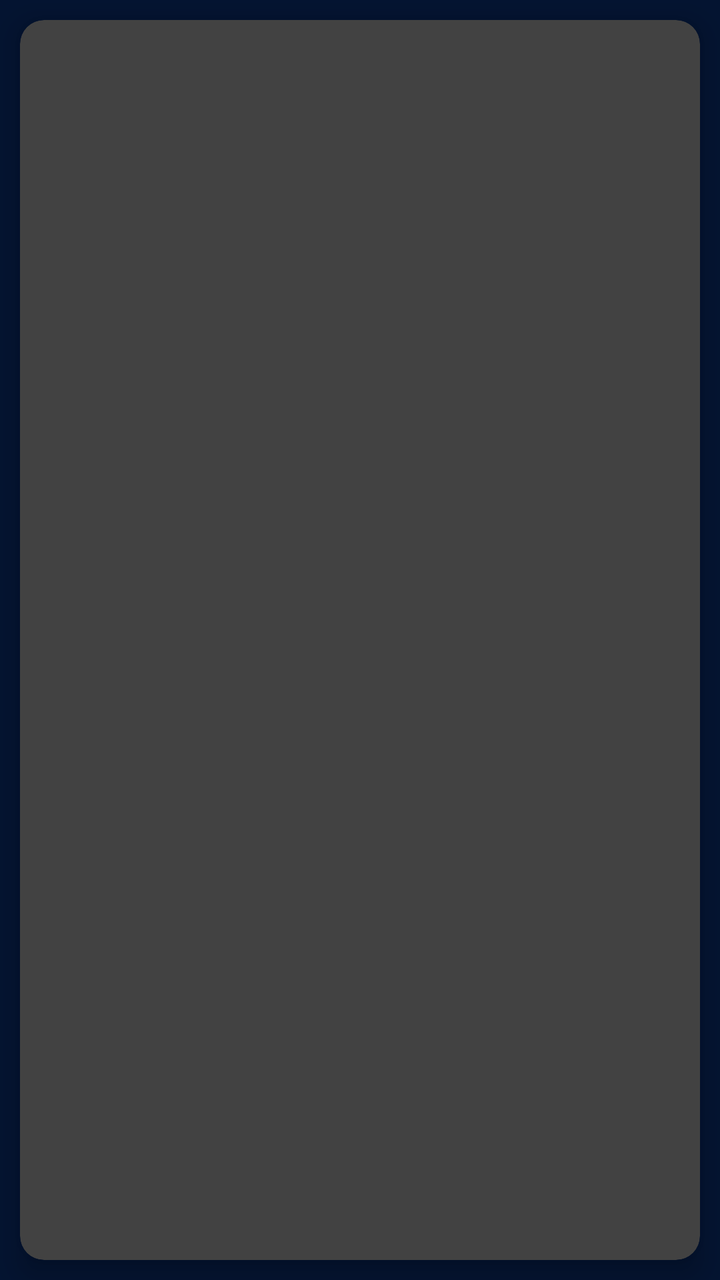
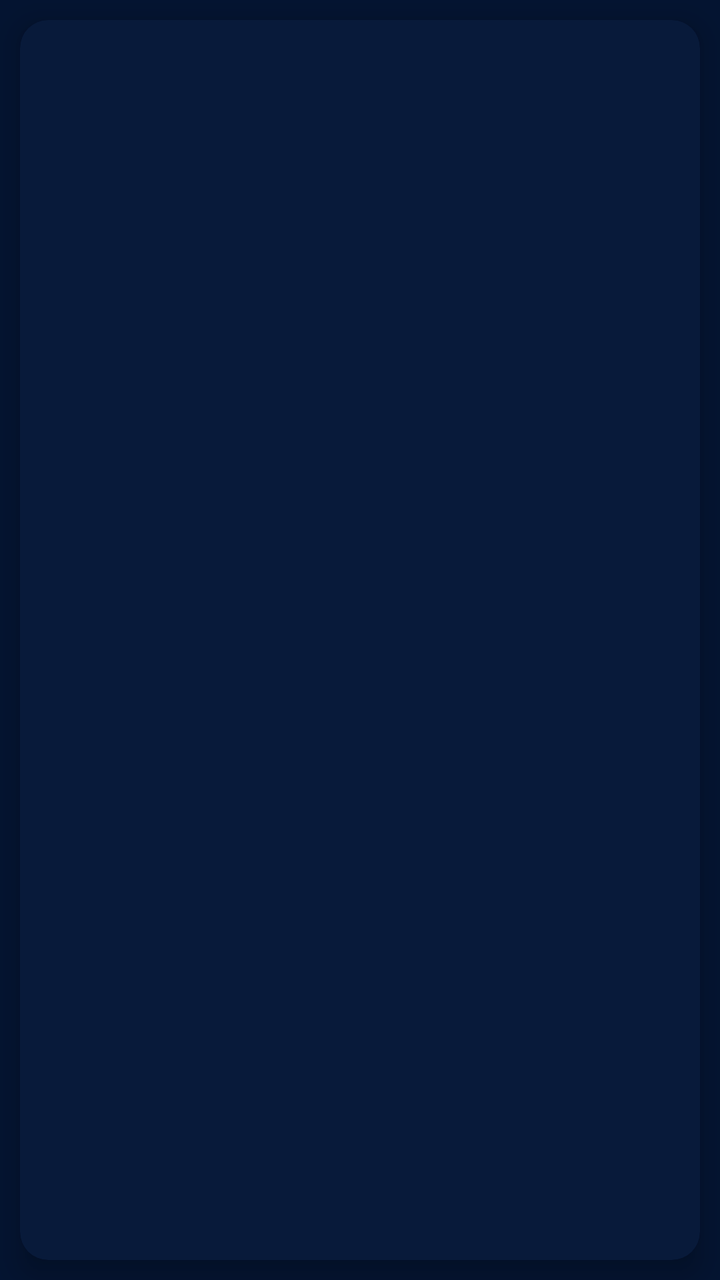

An Android layout rendered at two revisions. The XML below is the earlier revision; the diff shows what the commit changed to produce the second picture.
<!-- AndroidManifest.xml: application theme AppTheme -->
<!-- res/layout/app_grid_item.xml -->
<?xml version="1.0" encoding="utf-8"?>

<RelativeLayout xmlns:android="http://schemas.android.com/apk/res/android"
    xmlns:app="http://schemas.android.com/apk/res-auto"
    android:layout_width="170dp"
    android:layout_height="220dp">

    <androidx.cardview.widget.CardView
        android:layout_width="match_parent"
        android:layout_height="match_parent"
        android:layout_margin="10dp"
        app:cardCornerRadius="12dp"
        app:cardElevation="8dp"
        app:cardMaxElevation="8dp">

        <ImageView
            android:id="@+id/grid_image"
            android:layout_width="match_parent"
            android:layout_height="match_parent"
            android:cropToPadding="false"
            android:scaleType="centerCrop" />

        <RelativeLayout
            android:id="@+id/grid_mask"
            android:layout_width="match_parent"
            android:layout_height="match_parent">

            <ImageView
                android:id="@+id/grid_overlay"
                android:layout_width="50dp"
                android:layout_height="50dp"
                android:layout_centerHorizontal="true"
                android:layout_marginTop="50dp" />

            <TextView
                android:id="@+id/grid_text"
                android:layout_width="match_parent"
                android:layout_height="match_parent"
                android:layout_below="@id/grid_overlay"
                android:layout_margin="5dp"
                android:gravity="center|center_vertical"
                android:background="#00FFFFFF"
                android:textAlignment="center"
                android:textSize="18sp" />
        </RelativeLayout>

    </androidx.cardview.widget.CardView>
</RelativeLayout>
<!-- resources referenced by this layout -->
<resources>
  <style name="AppTheme" parent="AppBaseTheme">
          
          <item name="android:windowActionBar">false</item>
          <item name="android:windowNoTitle">true</item>
          <item name="android:statusBarColor">@color/ts_navy</item>
          <item name="android:navigationBarColor">@color/ts_navy</item>
          <item name="android:colorBackground">@color/ts_navy</item>
          <item name="android:windowBackground">@color/ts_navy</item>
      </style>
  <style name="AppBaseTheme" parent="Theme.MaterialComponents.NoActionBar">
          
          <item name="colorPrimary">@color/ts_accent</item>
          <item name="colorPrimaryVariant">@color/ts_blue</item>
          <item name="colorOnPrimary">@color/ts_navy</item>
          <item name="colorSecondary">@color/ts_accent</item>
          <item name="colorOnSecondary">@color/ts_navy</item>
          <item name="colorSurface">@color/ts_surface</item>
          <item name="colorOnSurface">@color/ts_text</item>
          <item name="colorAccent">@color/ts_accent</item>
          
          <item name="android:alertDialogTheme">@style/TunaDialog</item>
          <item name="alertDialogTheme">@style/TunaDialogCompat</item>
          <item name="materialAlertDialogTheme">@style/TunaDialogCompat</item>
      </style>
  <color name="ts_navy">#041431</color>
  <color name="ts_accent">#0CC8F6</color>
  <color name="ts_blue">#0B74D1</color>
  <color name="ts_surface">#081A3A</color>
  <color name="ts_text">#EEF5FB</color>
  <style name="TunaDialog" parent="android:Theme.Material.Dialog.Alert">
          <item name="android:windowBackground">@drawable/ts_dialog_bg</item>
          <item name="android:colorBackground">@color/ts_surface</item>
          <item name="android:textColorPrimary">@color/ts_text</item>
          <item name="android:textColorSecondary">@color/ts_text_secondary</item>
          <item name="android:textColorAlertDialogListItem">@color/ts_text</item>
          <item name="android:colorAccent">@color/ts_accent</item>
          <item name="android:colorPrimary">@color/ts_accent</item>
          <item name="android:colorControlActivated">@color/ts_accent</item>
          <item name="android:colorControlHighlight">@color/ts_deep</item>
      </style>
  <style name="TunaDialogCompat" parent="ThemeOverlay.MaterialComponents.Dialog.Alert">
          <item name="android:windowBackground">@drawable/ts_dialog_bg</item>
          <item name="android:colorBackground">@color/ts_surface</item>
          <item name="colorSurface">@color/ts_surface</item>
          <item name="colorOnSurface">@color/ts_text</item>
          <item name="android:textColorPrimary">@color/ts_text</item>
          <item name="android:textColorSecondary">@color/ts_text_secondary</item>
          <item name="colorPrimary">@color/ts_accent</item>
          <item name="colorAccent">@color/ts_accent</item>
          <item name="colorControlHighlight">@color/ts_deep</item>
      </style>
  <!-- drawable ts_dialog_bg (drawable) -->
  <?xml version="1.0" encoding="utf-8"?>
  <inset xmlns:android="http://schemas.android.com/apk/res/android"
      android:insetLeft="16dp" android:insetRight="16dp"
      android:insetTop="16dp" android:insetBottom="16dp">
      <shape android:shape="rectangle">
          <solid android:color="@color/ts_surface" />
          <stroke android:width="1dp" android:color="@color/ts_surface_border" />
          <corners android:radius="16dp" />
      </shape>
  </inset>
  <color name="ts_text_secondary">#9FB3CC</color>
  <color name="ts_deep">#0A2350</color>
  <color name="ts_surface_border">#142F58</color>
</resources>

<!-- the commit's change to res/layout/app_grid_item.xml (unified diff, before → after) -->
@@ -1,5 +1,4 @@
 <?xml version="1.0" encoding="utf-8"?>
-
 <RelativeLayout xmlns:android="http://schemas.android.com/apk/res/android"
     xmlns:app="http://schemas.android.com/apk/res-auto"
     android:layout_width="170dp"
@@ -9,7 +8,8 @@
         android:layout_width="match_parent"
         android:layout_height="match_parent"
         android:layout_margin="10dp"
-        app:cardCornerRadius="12dp"
+        app:cardCornerRadius="14dp"
+        app:cardBackgroundColor="@color/ts_surface"
         app:cardElevation="8dp"
         app:cardMaxElevation="8dp">
 
@@ -41,7 +41,9 @@
                 android:gravity="center|center_vertical"
                 android:background="#00FFFFFF"
                 android:textAlignment="center"
-                android:textSize="18sp" />
+                android:textColor="@color/ts_text"
+                android:textStyle="bold"
+                android:textSize="17sp" />
         </RelativeLayout>
 
     </androidx.cardview.widget.CardView>
